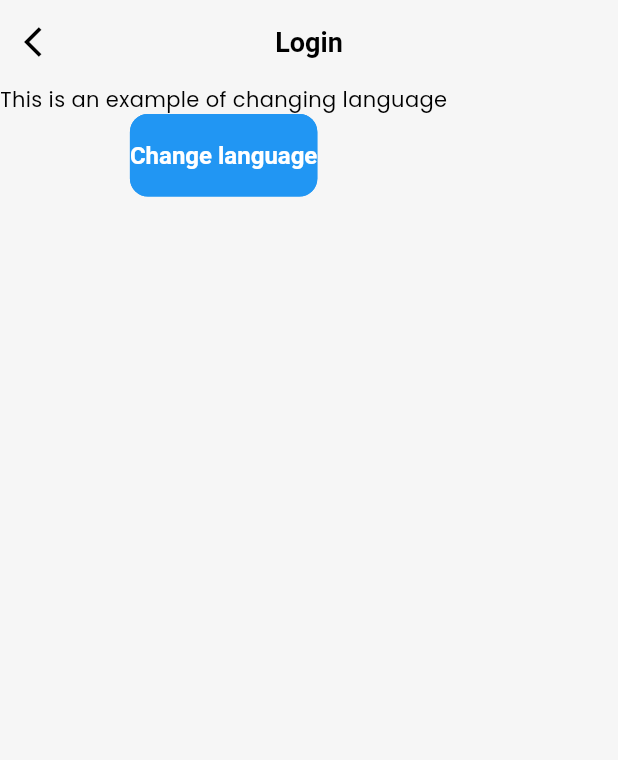
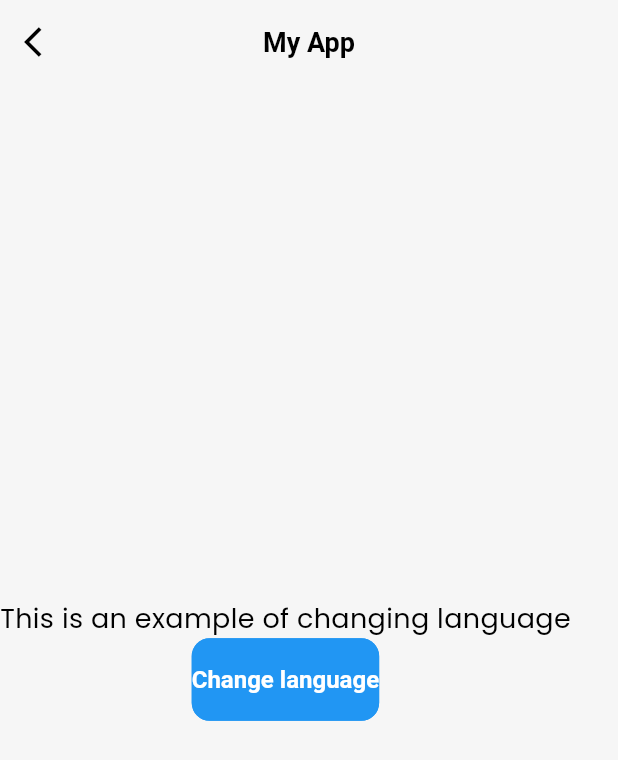
Before and after one commit to Julian-Escobar22/butonget, a Flutter app: the LoginScreen screen opened directly, on a phone screen of 412 x 824 dp. Shown: the top 760 px of the screen. Run offline on Flutter 3.47's test engine with Material 3 defaults, Android fonts, the phone set to English and light mode, and no system bars; our stand-ins replace get, get_storage, iconsax, logger, smooth_page_indicator; accounts and stored records are empty.

Commit message:
subiendo versionamiento

```diff
--- a/lib/modules/authentication/controllers/onboarding/change_language.dart
+++ b/lib/modules/authentication/controllers/onboarding/change_language.dart
@@ -1,11 +1,12 @@
 import 'package:get/get.dart';
 
 class ChangeLanguageController extends GetxController {
+  RxString locale = 'es'.obs;
 
-  Rx<String> locale = 'es'.obs;
-
-  void changeLanguage(String language){
-    print(language);
+  void changeLanguage(String language) {
+    print(
+        language); // Verificar si se imprime el idioma seleccionado en la consola
     locale.value = language;
+    update(); // Notificar a los observadores sobre el cambio de idioma
   }
 }
--- a/lib/modules/authentication/screens/login/login.dart
+++ b/lib/modules/authentication/screens/login/login.dart
@@ -4,15 +4,16 @@ import 'package:flutter/material.dart';
 import 'package:get/get.dart';
 
 class LoginScreen extends StatelessWidget {
-  const LoginScreen({super.key});
+  const LoginScreen({Key? key}) : super(key: key);
 
   @override
   Widget build(BuildContext context) {
+    final ChangeLanguageController changeLanguageController =
+        Get.put(ChangeLanguageController());
 
-    final ChangeLanguageController changeLanguageController = Get.put(ChangeLanguageController());
     return Scaffold(
       appBar: AppBar(
-        title: const Text('Login'),
+        title: Text(AppLocalizations.of(context).appTitle),
         leading: IconButton(
           icon: const Icon(Icons.arrow_back_ios),
           onPressed: () {
@@ -22,20 +23,25 @@ class LoginScreen extends StatelessWidget {
       ),
       body: SafeArea(
         child: Column(
+          mainAxisAlignment: MainAxisAlignment.center,
           children: [
-            Text(AppLocalizations.of(context).loginText('textLogin')),
-            // Text(AppText.textLogin),
-            // Obx(() => Text(changeLanguageController.locale.value == 'es' ? AppText.textLogin : AppText.textLogin)),
+            Text(
+              AppLocalizations.of(context).loginText('textLogin'),
+              style: TextStyle(fontSize: 18.0),
+            ),
             ElevatedButton(
               onPressed: () {
                 changeLanguageController.changeLanguage(
                   changeLanguageController.locale.value == 'es' ? 'en' : 'es',
                 );
               },
-              child: Text(AppLocalizations.of(context).loginText('buttonLogin')))
+              child: Text(
+                AppLocalizations.of(context).loginText('buttonLogin'),
+                style: TextStyle(fontSize: 16.0),
+              ),
+            ),
           ],
-        )
-        //Text('Este es un ejemplo de cambiar idioma'),
+        ),
       ),
     );
   }
--- a/lib/utils/constants/text_strings.dart
+++ b/lib/utils/constants/text_strings.dart
@@ -10,11 +10,11 @@ class AppText {
   // OnBoarding texts
   // static const String onBoardingTitle1 = "Elija su producto";
   static String onBoardingTitle1 =
-      AppLocalizations.of(Get.context!)!.onboarding('onBoardingTitle1');
+      AppLocalizations.of(Get.context!).onboarding('onBoardingTitle1');
   static String textLogin =
-      AppLocalizations.of(Get.context!)!.loginText('textLogin');
+      AppLocalizations.of(Get.context!).loginText('textLogin');
   static String buttonLogin =
-      AppLocalizations.of(Get.context!)!.loginText('buttonLogin');
+      AppLocalizations.of(Get.context!).loginText('buttonLogin');
   static const String onBoardingTitle2 = "Seleccione el método de pago";
   static const String onBoardingTitle3 = "Entrega a domicilio";
 
```
Also changed, not shown: lib/app.dart (+10 -20 lines), lib/modules/authentication/screens/onboarding/onboarding.dart (+3 -4 lines), lib/modules/authentication/screens/onboarding/widgets/onboarding_elevated_button.dart (+5 -6 lines).
